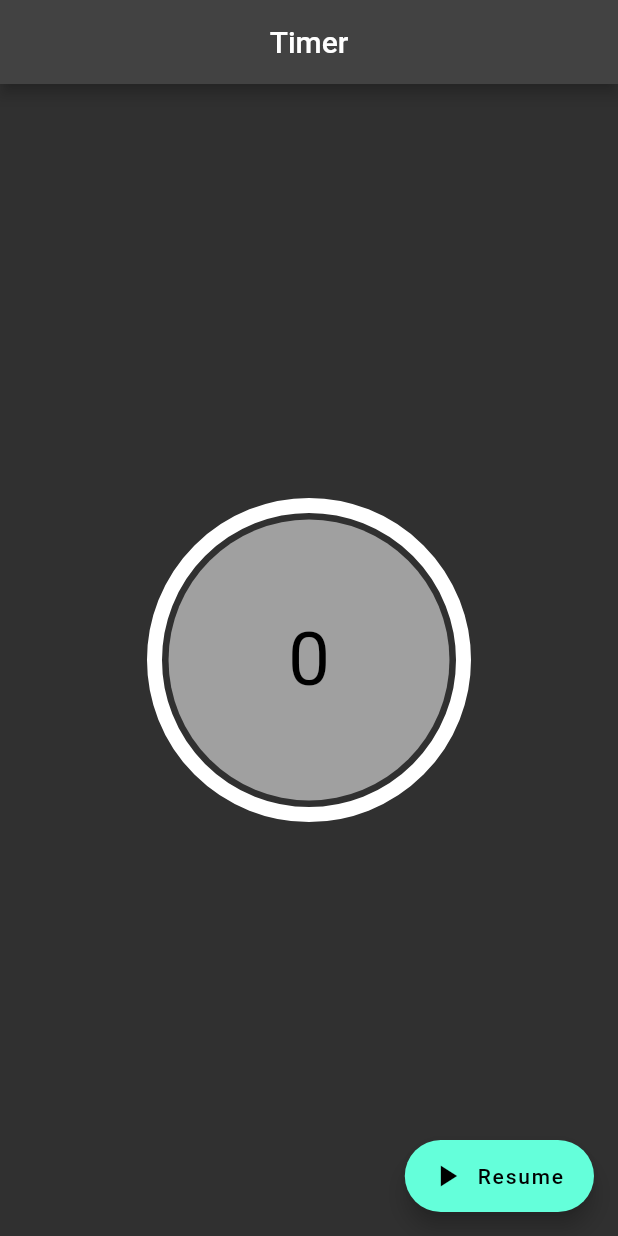
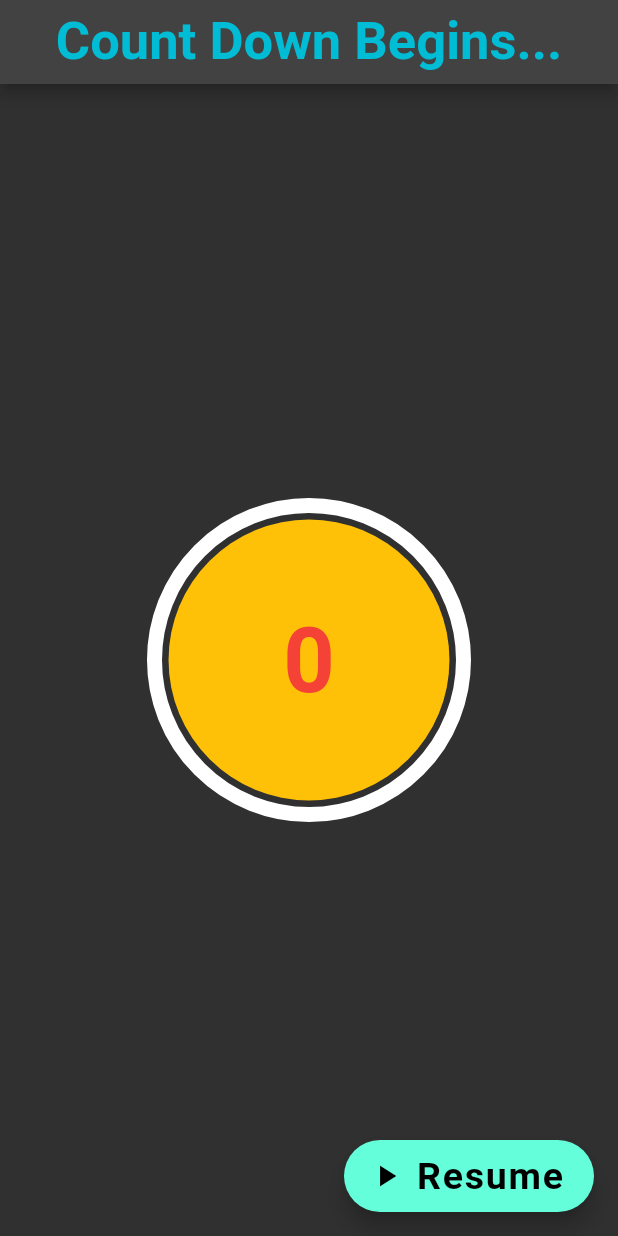
Before and after one commit to sanjibsinha/flutter_artisan, a Flutter app: the screen it shows after launch, after a tap on "Pause", on a phone screen of 412 x 824 dp. Run offline on Flutter 3.47's test engine with Material 2 defaults, Android fonts, the phone set to English and light mode, and no system bars; drawn by our look-alikes of circular_countdown_timer; our stand-ins replace google_fonts; Roboto replaces fonts that are missing (Aclonica, Laila).

```diff
--- a/lib/main.dart
+++ b/lib/main.dart
@@ -1,18 +1,6 @@
 import 'package:flutter/material.dart';
+import 'view/count_down_timer_app.dart';
 
-import 'view/show_cirular_count_down_timer.dart';
+void main() => runApp(const CountDownTimerApp());
 
-void main() => runApp(const MyApp());
-
-class MyApp extends StatelessWidget {
-  const MyApp({Key? key}) : super(key: key);
-
-  @override
-  Widget build(BuildContext context) {
-    return MaterialApp(
-      debugShowCheckedModeBanner: false,
-      home: const ShowCircularCountDownTimer(),
-      theme: ThemeData.dark(),
-    );
-  }
-}
+// flutter run -d chrome --web-renderer html
--- a/lib/view/circular_count_down_timer_widget.dart
+++ b/lib/view/circular_count_down_timer_widget.dart
@@ -1,25 +1,26 @@
 import 'package:flutter/material.dart';
 import 'package:circular_countdown_timer/circular_countdown_timer.dart';
+import 'package:google_fonts/google_fonts.dart';
 
 class CircularCountDownTimerWidget extends StatelessWidget {
   const CircularCountDownTimerWidget({
     Key? key,
     required CountDownController controller,
-  })  : _controller = controller,
+  })  : _countDownController = controller,
         super(key: key);
 
-  final CountDownController _controller;
+  final CountDownController _countDownController;
 
   @override
   Widget build(BuildContext context) {
     return CircularCountDownTimer(
       width: MediaQuery.of(context).size.width / 2,
       height: MediaQuery.of(context).size.height / 2,
-      duration: 14,
-      fillColor: Colors.amber,
+      duration: 10,
+      fillColor: Colors.redAccent,
       ringColor: Colors.white,
-      controller: _controller,
-      backgroundColor: Colors.white54,
+      controller: _countDownController,
+      backgroundColor: Colors.amber,
       strokeWidth: 10.0,
       strokeCap: StrokeCap.round,
       isTimerTextShown: true,
@@ -27,7 +28,11 @@ class CircularCountDownTimerWidget extends StatelessWidget {
       onComplete: () {
         //print('Completed');
       },
-      textStyle: const TextStyle(fontSize: 50.0, color: Colors.black),
+      textStyle: GoogleFonts.aclonica(
+        fontSize: 60.0,
+        fontWeight: FontWeight.bold,
+        color: Colors.red,
+      ),
     );
   }
 }
--- /dev/null
+++ b/lib/view/count_down_timer_app.dart
@@ -0,0 +1,16 @@
+import 'package:flutter/material.dart';
+
+import 'show_cirular_count_down_timer.dart';
+
+class CountDownTimerApp extends StatelessWidget {
+  const CountDownTimerApp({Key? key}) : super(key: key);
+
+  @override
+  Widget build(BuildContext context) {
+    return MaterialApp(
+      debugShowCheckedModeBanner: false,
+      home: const ShowCircularCountDownTimer(),
+      theme: ThemeData.dark(),
+    );
+  }
+}
--- a/lib/view/show_cirular_count_down_timer.dart
+++ b/lib/view/show_cirular_count_down_timer.dart
@@ -1,5 +1,6 @@
 import 'package:flutter/material.dart';
 import 'package:circular_countdown_timer/circular_countdown_timer.dart';
+import 'package:google_fonts/google_fonts.dart';
 
 import 'circular_count_down_timer_widget.dart';
 
@@ -12,36 +13,49 @@ class ShowCircularCountDownTimer extends StatefulWidget {
 }
 
 class _ShowCircularCountDownTimerState extends State {
-  final CountDownController _controller = CountDownController();
+  final CountDownController _countDownController = CountDownController();
 
-  bool _isPause = false;
+  bool _isPaused = false;
 
   @override
   Widget build(BuildContext context) {
     return Scaffold(
       appBar: AppBar(
-        title: const Text('Timer'),
+        title: Text(
+          'Count Down Begins...',
+          style: GoogleFonts.adventPro(
+            fontSize: 35.0,
+            fontWeight: FontWeight.bold,
+            color: Colors.cyan,
+          ),
+        ),
         centerTitle: true,
       ),
       body: Center(
-        child: CircularCountDownTimerWidget(controller: _controller),
+        child: CircularCountDownTimerWidget(controller: _countDownController),
       ),
       floatingActionButton: FloatingActionButton.extended(
         onPressed: () {
           setState(() {
-            if (_isPause) {
-              _isPause = false;
+            if (_isPaused) {
+              _isPaused = false;
 
-              _controller.resume();
+              _countDownController.resume();
             } else {
-              _isPause = true;
+              _isPaused = true;
 
-              _controller.pause();
+              _countDownController.pause();
             }
           });
         },
-        icon: Icon(_isPause ? Icons.play_arrow : Icons.pause),
-        label: Text(_isPause ? 'Resume' : 'Pause'),
+        icon: Icon(_isPaused ? Icons.play_arrow : Icons.pause),
+        label: Text(
+          _isPaused ? 'Resume' : 'Pause',
+          style: GoogleFonts.laila(
+            fontSize: 25.0,
+            fontWeight: FontWeight.bold,
+          ),
+        ),
       ),
     );
   }
```
Also changed, not shown: 1 other file.
